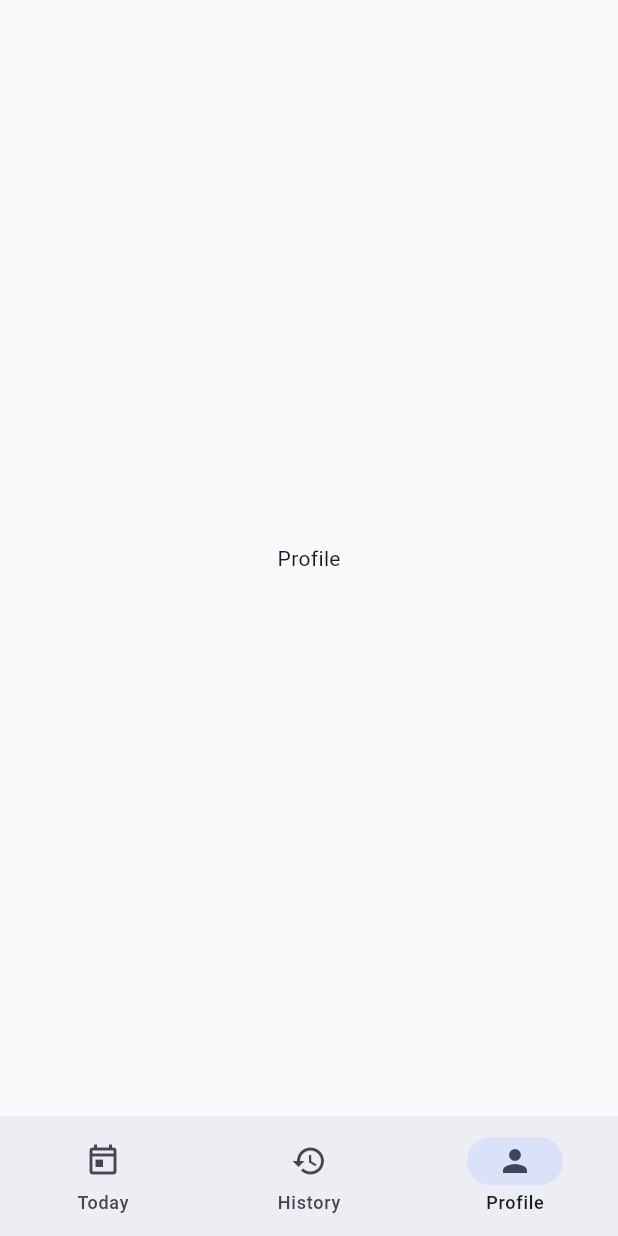
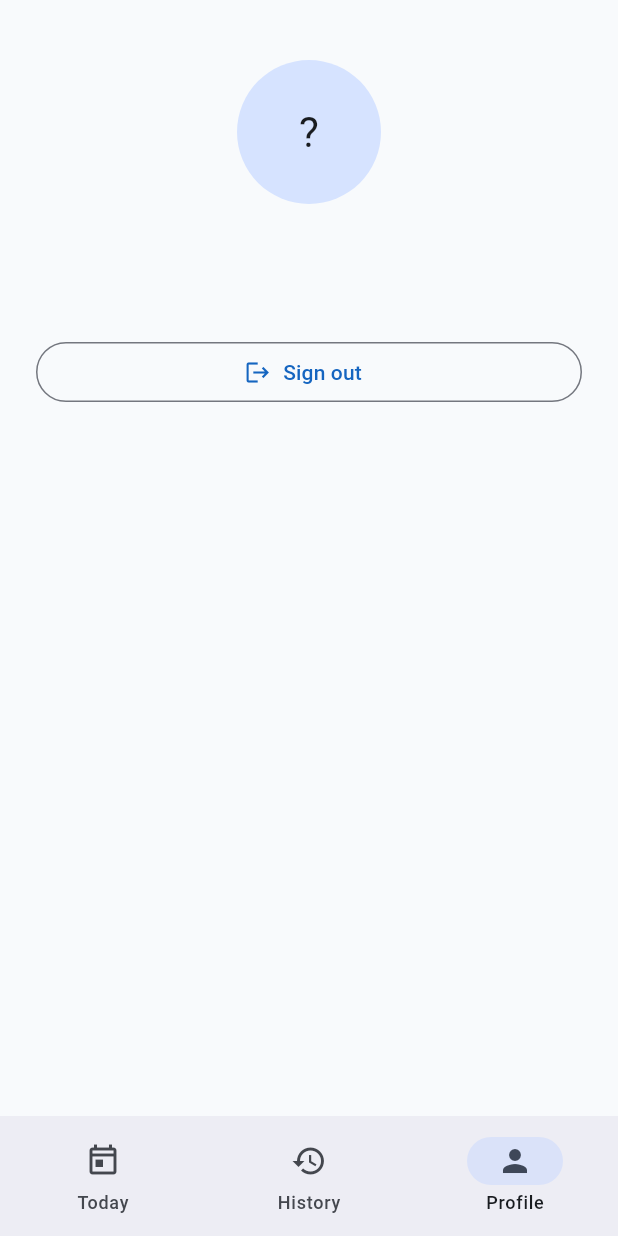
Before and after one commit to arjav1528/pukaar-ai-assignment, a Flutter app: the HomeShell screen opened by its route, item 3 of the bottom bar chosen, on a phone screen of 412 x 824 dp. Run offline on Flutter 3.47's test engine with Material 3 defaults, Android fonts, the phone set to English and light mode, and no system bars; our stand-ins replace cloud_firestore, firebase_auth, firebase_core, get, google_sign_in; accounts and stored records are empty; generated files the repository leaves out were written again.

Commit message:
feat(profile): add profile screen with sign-out
Co-authored-by: Cursor Agent <cursoragent@cursor.com>

```diff
--- a/lib/modules/auth/auth_controller.dart
+++ b/lib/modules/auth/auth_controller.dart
@@ -3,6 +3,7 @@ import 'dart:async';
 import 'package:firebase_auth/firebase_auth.dart';
 import 'package:get/get.dart';
 
+import 'package:pukaar/app/routes/app_routes.dart';
 import 'package:pukaar/data/services/auth_service.dart';
 
 class AuthController extends GetxController {
@@ -33,6 +34,7 @@ class AuthController extends GetxController {
     isLoading.value = true;
     try {
       await authService.signInWithGoogle();
+      Get.offAllNamed(AppRoutes.home);
     } on SignInCancelledException {
       // User closed the picker — no snackbar.
     } catch (e, _) {
@@ -47,6 +49,7 @@ class AuthController extends GetxController {
     isLoading.value = true;
     try {
       await authService.signOut();
+      Get.offAllNamed(AppRoutes.login);
     } catch (e, _) {
       Get.snackbar('Sign out failed', '$e');
     } finally {
--- a/lib/modules/profile/profile_view.dart
+++ b/lib/modules/profile/profile_view.dart
@@ -1,11 +1,62 @@
 import 'package:flutter/material.dart';
+import 'package:get/get.dart';
 
-/// Profile screen completed in a later commit.
+import 'package:pukaar/modules/auth/auth_controller.dart';
+
 class ProfileView extends StatelessWidget {
   const ProfileView({super.key});
 
   @override
   Widget build(BuildContext context) {
-    return const Center(child: Text('Profile'));
+    final auth = Get.find<AuthController>();
+    final theme = Theme.of(context);
+
+    return SafeArea(
+      child: Obx(() {
+        final user = auth.user.value;
+        final name = user?.displayName ?? 'Signed in';
+        final email = user?.email ?? '';
+        final photo = user?.photoURL;
+
+        return ListView(
+          padding: const EdgeInsets.all(24),
+          children: [
+            const SizedBox(height: 16),
+            Center(
+              child: CircleAvatar(
+                radius: 48,
+                backgroundImage: photo != null ? NetworkImage(photo) : null,
+                child: photo == null
+                    ? Text(
+                        name.isNotEmpty ? name[0].toUpperCase() : '?',
+                        style: theme.textTheme.headlineMedium,
+                      )
+                    : null,
+              ),
+            ),
+            const SizedBox(height: 20),
+            Text(
+              name,
+              textAlign: TextAlign.center,
+              style: theme.textTheme.titleLarge?.copyWith(fontWeight: FontWeight.bold),
+            ),
+            if (email.isNotEmpty) ...[
+              const SizedBox(height: 8),
+              Text(
+                email,
+                textAlign: TextAlign.center,
+                style: theme.textTheme.bodyMedium?.copyWith(color: theme.colorScheme.onSurfaceVariant),
+              ),
+            ],
+            const SizedBox(height: 40),
+            OutlinedButton.icon(
+              onPressed: auth.isLoading.value ? null : auth.logout,
+              icon: const Icon(Icons.logout),
+              label: auth.isLoading.value ? const Text('Signing out…') : const Text('Sign out'),
+            ),
+          ],
+        );
+      }),
+    );
   }
 }
```
Also changed, not shown: 1 other file.
